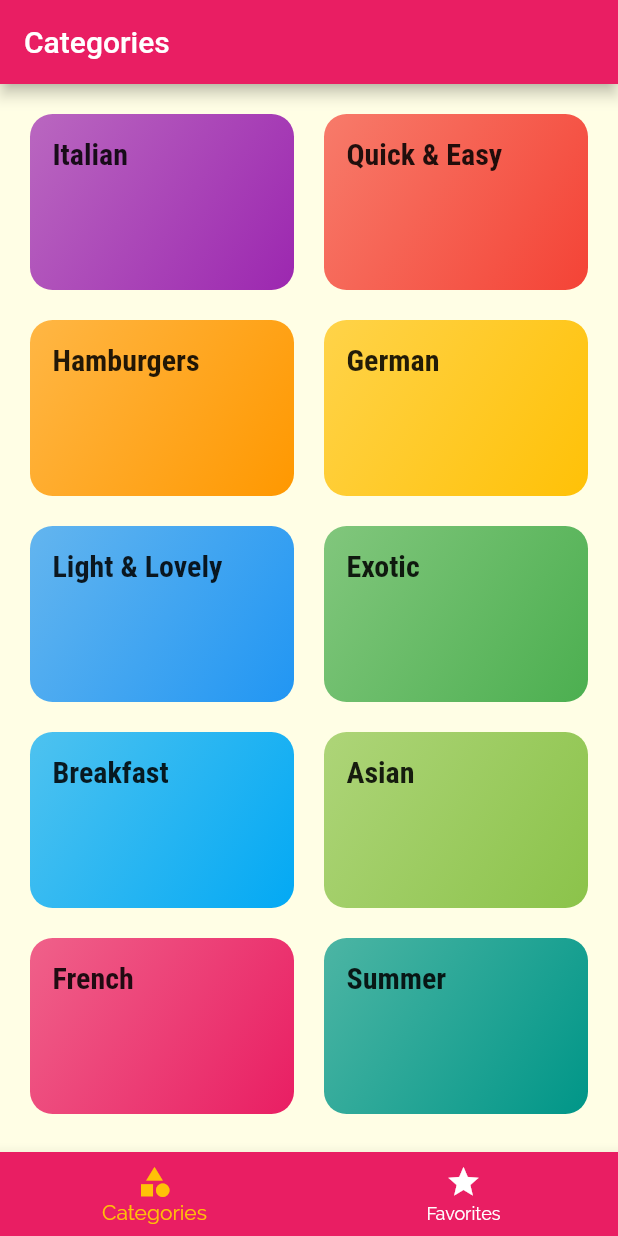
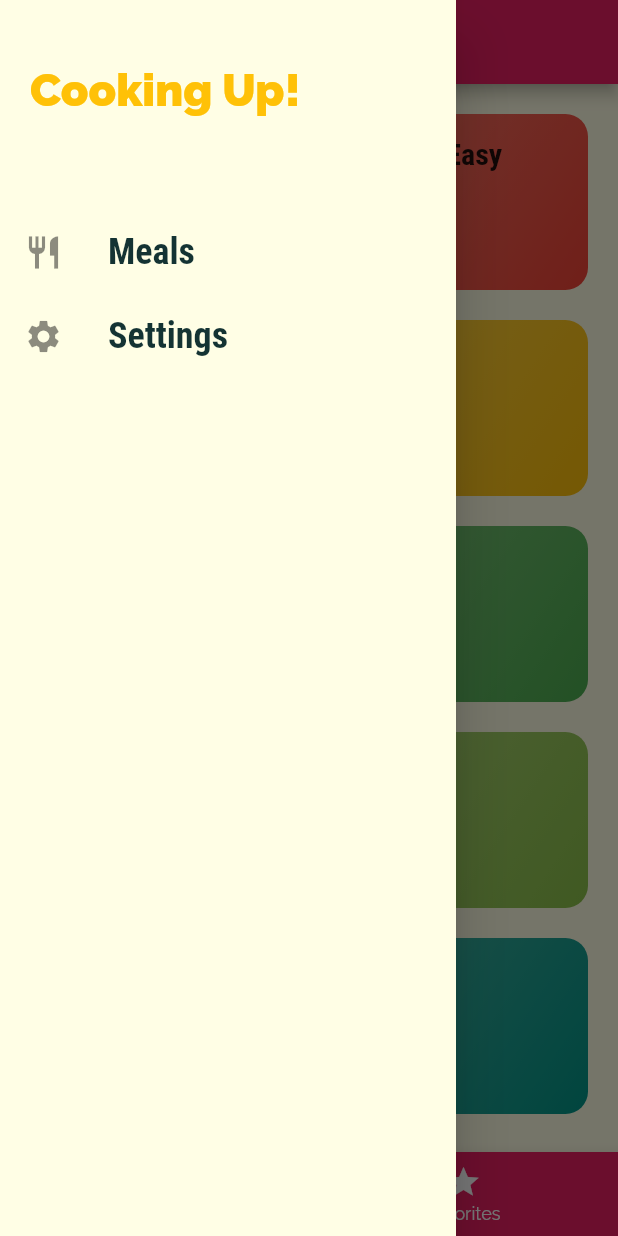
Before and after one commit to GitKurmax/flutter_meals, a Flutter app: the screen it shows after launch, with the side drawer open (before the commit the screen has no drawer), on a phone screen of 412 x 824 dp. Run offline on Flutter 3.47's test engine with Material 2 defaults, Android fonts, the phone set to English and light mode, and no system bars.

Commit message:
Added drawer

```diff
--- a/lib/main.dart
+++ b/lib/main.dart
@@ -1,5 +1,6 @@
 import 'package:flutter/material.dart';
 import 'package:meals/screens/category_meals_screen.dart';
+import 'package:meals/screens/filters_screen.dart';
 import 'package:meals/screens/meal_detail_screen.dart';
 import 'package:meals/screens/tabs_screen.dart';
 
@@ -35,6 +36,7 @@ class MyApp extends StatelessWidget {
         '/': (ctx) => const TabsScreen(),
         CategoryMealsScreen.routeMame: (ctx) => CategoryMealsScreen(),
         MealDetailScreen.routeName: (ctx) => MealDetailScreen(),
+        FiltersScreen.routeName: (ctx) => FiltersScreen(),
       },
       onGenerateRoute: (settings) {
         return MaterialPageRoute(builder: (ctx) => CategoriesScreen());
--- /dev/null
+++ b/lib/screens/filters_screen.dart
@@ -0,0 +1,10 @@
+import 'package:flutter/material.dart';
+
+class FiltersScreen extends StatelessWidget {
+  static const routeName = '/filters';
+
+  @override
+  Widget build(BuildContext context) {
+    return Center(child: Text('Filters'));
+  }
+}
--- a/lib/screens/tabs_screen.dart
+++ b/lib/screens/tabs_screen.dart
@@ -1,5 +1,6 @@
 import 'package:flutter/material.dart';
 import 'package:meals/screens/categories_screen.dart';
+import 'package:meals/widgets/drawer.dart';
 
 import '../screens/favorites_screen.dart';
 import '../screens/categories_screen.dart';
@@ -32,6 +33,7 @@ class _TabsScreenState extends State<TabsScreen> {
       appBar: AppBar(
         title: Text(_pages[_selectedPageIndex]['title'] as String),
       ),
+      drawer: MainDrawer(),
       body: _pages[_selectedPageIndex]['page'] as Widget,
       bottomNavigationBar: BottomNavigationBar(
         onTap: _selectPage,
--- /dev/null
+++ b/lib/widgets/drawer.dart
@@ -0,0 +1,59 @@
+import 'package:flutter/material.dart';
+import 'package:meals/screens/filters_screen.dart';
+
+class MainDrawer extends StatelessWidget {
+  Widget buildListTile(String title, IconData icon, void Function() tapHandler) {
+    return ListTile(
+      leading: Icon(icon, size: 26),
+      title: Text(
+          title,
+          style: const TextStyle(
+              fontFamily: 'RobotoCondensed',
+              fontWeight: FontWeight.bold,
+              fontSize: 24
+          ),
+      ),
+      onTap: tapHandler,
+    );
+  }
+
+  @override
+  Widget build(BuildContext context) {
+    return Drawer(
+      child: Column(
+        children: [
+          Container(
+            height: 120,
+            width: double.infinity,
+            padding: EdgeInsets.all(20),
+            alignment: Alignment.centerLeft,
+            child: Text(
+              'Cooking Up!',
+              style: TextStyle(
+                  fontWeight: FontWeight.w900,
+                  fontSize: 30,
+                  color: Theme.of(context).colorScheme.secondary),
+            ),
+          ),
+          SizedBox(
+            height: 20,
+          ),
+          buildListTile(
+            'Meals',
+            Icons.restaurant,
+            (){
+              Navigator.of(context).pushNamed('/');
+            }
+          ),
+          buildListTile(
+              'Settings',
+              Icons.settings,
+              (){
+                Navigator.of(context).pushNamed(FiltersScreen.routeName);
+              }
+          ),
+        ],
+      ),
+    );
+  }
+}
```
